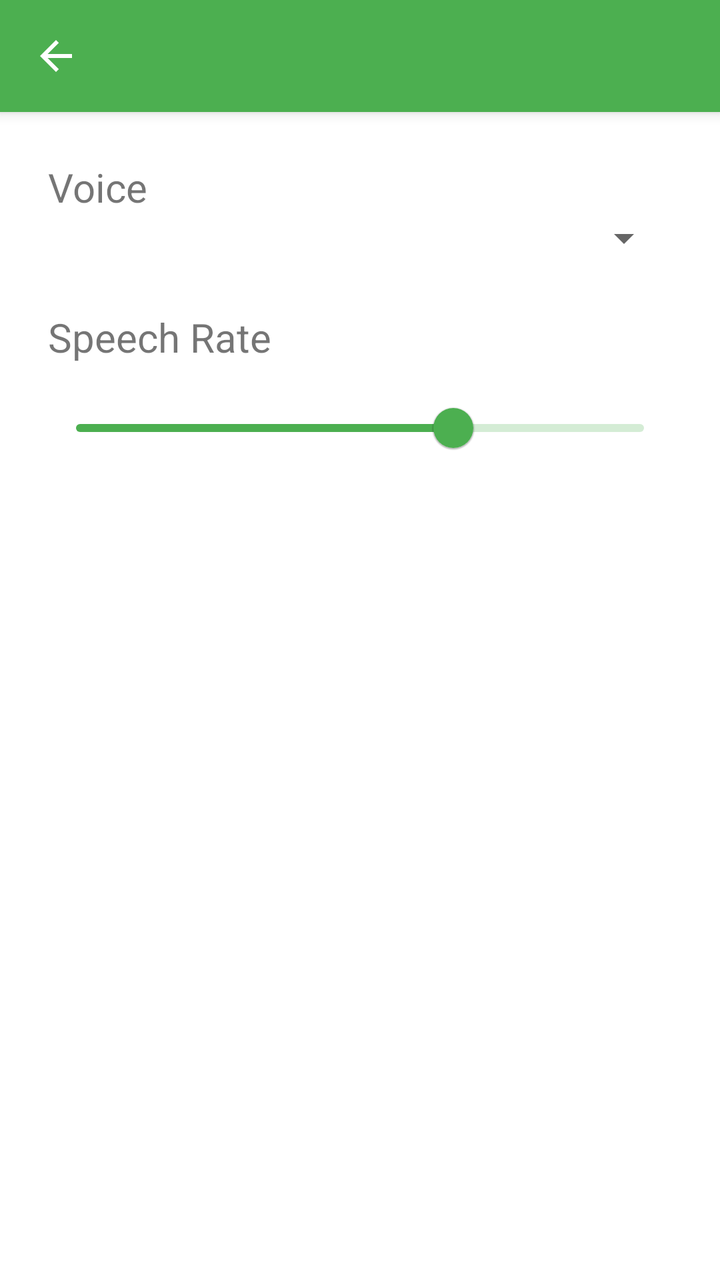
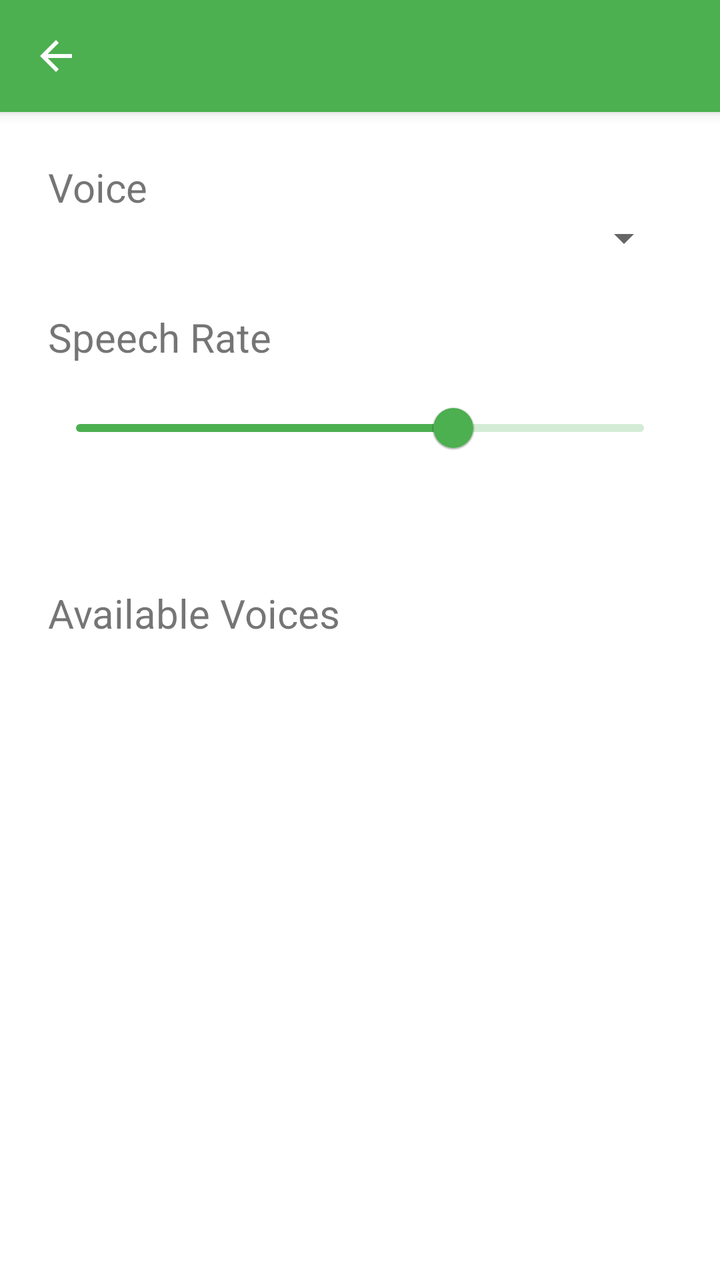

Screens rendered from an Android XML layout before and after an edit, with the pre-edit source and the edit as a unified diff.
<!-- AndroidManifest.xml: application theme Theme.Affirmative -->
<!-- res/layout/activity_settings.xml -->
<?xml version="1.0" encoding="utf-8"?>
<androidx.coordinatorlayout.widget.CoordinatorLayout
    xmlns:android="http://schemas.android.com/apk/res/android"
    xmlns:app="http://schemas.android.com/apk/res-auto"
    android:layout_width="match_parent"
    android:layout_height="match_parent">

    <com.google.android.material.appbar.AppBarLayout
        android:layout_width="match_parent"
        android:layout_height="wrap_content">

        <com.google.android.material.appbar.MaterialToolbar
            android:id="@+id/toolbar"
            android:layout_width="match_parent"
            android:layout_height="?attr/actionBarSize"
            android:title="Settings"
            app:navigationIcon="@drawable/ic_arrow_back" />

    </com.google.android.material.appbar.AppBarLayout>

    <LinearLayout
        android:layout_width="match_parent"
        android:layout_height="wrap_content"
        android:orientation="vertical"
        android:padding="24dp"
        app:layout_behavior="@string/appbar_scrolling_view_behavior">

        <TextView
            android:layout_width="wrap_content"
            android:layout_height="wrap_content"
            android:text="Voice"
            android:textSize="@dimen/settings_label_text_size" />

        <Spinner
            android:id="@+id/spinner_voice"
            android:layout_width="match_parent"
            android:layout_height="wrap_content"
            android:layout_marginBottom="24dp" />

        <TextView
            android:layout_width="wrap_content"
            android:layout_height="wrap_content"
            android:text="Speech Rate"
            android:textSize="@dimen/settings_label_text_size" />

        <com.google.android.material.slider.Slider
            android:id="@+id/slider_speech_rate"
            android:layout_width="match_parent"
            android:layout_height="wrap_content"
            android:layout_marginTop="8dp"
            android:valueFrom="0.2"
            android:valueTo="1.4"
            android:value="1.0"
            app:labelBehavior="floating" />

        <TextView
            android:id="@+id/tv_speech_rate_value"
            android:layout_width="wrap_content"
            android:layout_height="wrap_content"
            android:layout_marginTop="4dp"
            android:textSize="@dimen/settings_label_text_size" />

    </LinearLayout>

</androidx.coordinatorlayout.widget.CoordinatorLayout>
<!-- resources referenced by this layout -->
<resources>
  <dimen name="settings_label_text_size">20sp</dimen>
  <!-- drawable ic_arrow_back (drawable) -->
  <?xml version="1.0" encoding="utf-8"?>
  <vector xmlns:android="http://schemas.android.com/apk/res/android"
      android:width="24dp"
      android:height="24dp"
      android:viewportWidth="24"
      android:viewportHeight="24"
      android:tint="?attr/colorOnPrimary">
      <path
          android:fillColor="@android:color/white"
          android:pathData="M20,11H7.83l5.59,-5.59L12,4l-8,8 8,8 1.41,-1.41L7.83,13H20v-2z" />
  </vector>
  <style name="Theme.Affirmative" parent="Theme.MaterialComponents.DayNight.NoActionBar">
          <item name="colorPrimary">@color/green_500</item>
          <item name="colorPrimaryVariant">@color/green_700</item>
          <item name="colorOnPrimary">#FFFFFF</item>
          <item name="android:statusBarColor">@color/green_700</item>
      </style>
  <color name="green_500">#4CAF50</color>
  <color name="green_700">#388E3C</color>
</resources>

<!-- the commit's change to res/layout/activity_settings.xml (unified diff, before → after) -->
@@ -18,48 +18,67 @@
 
     </com.google.android.material.appbar.AppBarLayout>
 
-    <LinearLayout
+    <androidx.core.widget.NestedScrollView
         android:layout_width="match_parent"
-        android:layout_height="wrap_content"
-        android:orientation="vertical"
-        android:padding="24dp"
+        android:layout_height="match_parent"
         app:layout_behavior="@string/appbar_scrolling_view_behavior">
 
-        <TextView
-            android:layout_width="wrap_content"
-            android:layout_height="wrap_content"
-            android:text="Voice"
-            android:textSize="@dimen/settings_label_text_size" />
-
-        <Spinner
-            android:id="@+id/spinner_voice"
+        <LinearLayout
             android:layout_width="match_parent"
             android:layout_height="wrap_content"
-            android:layout_marginBottom="24dp" />
+            android:orientation="vertical"
+            android:padding="24dp">
 
-        <TextView
-            android:layout_width="wrap_content"
-            android:layout_height="wrap_content"
-            android:text="Speech Rate"
-            android:textSize="@dimen/settings_label_text_size" />
+            <TextView
+                android:layout_width="wrap_content"
+                android:layout_height="wrap_content"
+                android:text="Voice"
+                android:textSize="@dimen/settings_label_text_size" />
 
-        <com.google.android.material.slider.Slider
-            android:id="@+id/slider_speech_rate"
-            android:layout_width="match_parent"
-            android:layout_height="wrap_content"
-            android:layout_marginTop="8dp"
-            android:valueFrom="0.2"
-            android:valueTo="1.4"
-            android:value="1.0"
-            app:labelBehavior="floating" />
+            <Spinner
+                android:id="@+id/spinner_voice"
+                android:layout_width="match_parent"
+                android:layout_height="wrap_content"
+                android:layout_marginBottom="24dp" />
 
-        <TextView
-            android:id="@+id/tv_speech_rate_value"
-            android:layout_width="wrap_content"
-            android:layout_height="wrap_content"
-            android:layout_marginTop="4dp"
-            android:textSize="@dimen/settings_label_text_size" />
+            <TextView
+                android:layout_width="wrap_content"
+                android:layout_height="wrap_content"
+                android:text="Speech Rate"
+                android:textSize="@dimen/settings_label_text_size" />
 
-    </LinearLayout>
+            <com.google.android.material.slider.Slider
+                android:id="@+id/slider_speech_rate"
+                android:layout_width="match_parent"
+                android:layout_height="wrap_content"
+                android:layout_marginTop="8dp"
+                android:valueFrom="0.2"
+                android:valueTo="1.4"
+                android:value="1.0"
+                app:labelBehavior="floating" />
+
+            <TextView
+                android:id="@+id/tv_speech_rate_value"
+                android:layout_width="wrap_content"
+                android:layout_height="wrap_content"
+                android:layout_marginTop="4dp"
+                android:textSize="@dimen/settings_label_text_size" />
+
+            <TextView
+                android:layout_width="wrap_content"
+                android:layout_height="wrap_content"
+                android:layout_marginTop="24dp"
+                android:text="Available Voices"
+                android:textSize="@dimen/settings_label_text_size" />
+
+            <androidx.recyclerview.widget.RecyclerView
+                android:id="@+id/rv_voice_models"
+                android:layout_width="match_parent"
+                android:layout_height="wrap_content"
+                android:nestedScrollingEnabled="false" />
+
+        </LinearLayout>
+
+    </androidx.core.widget.NestedScrollView>
 
 </androidx.coordinatorlayout.widget.CoordinatorLayout>
